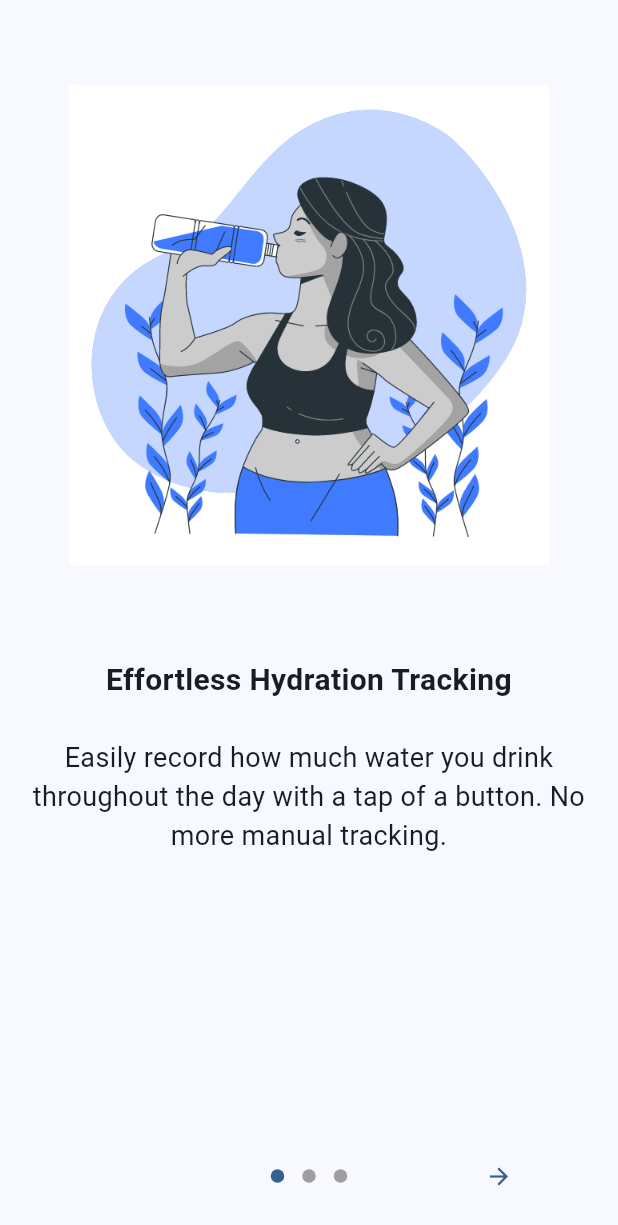
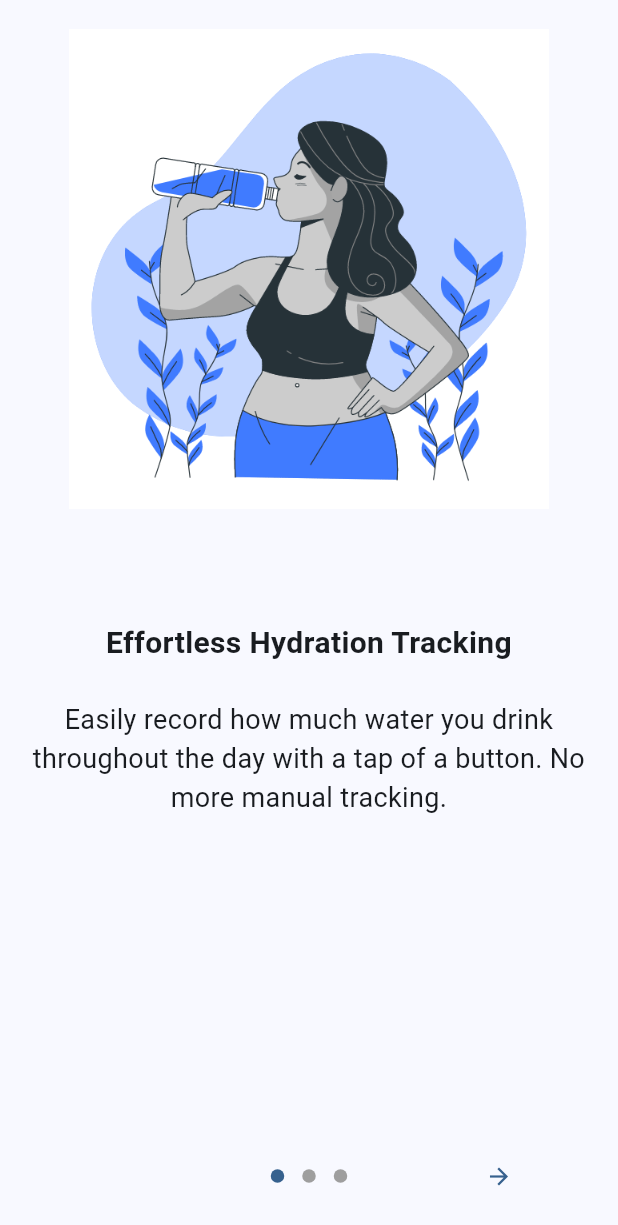
Before and after one commit to kwesinavilot/nsuo_nom, a Flutter app: the screen it shows after launch, on a phone screen of 412 x 824 dp. Shown: the top 1225 px of the screen. Run offline on Flutter 3.47's test engine with Material 3 defaults, Android fonts, the phone set to English and light mode, and no system bars; drawn by our look-alikes of introduction_screen.

Commit message:
Tidied up the props page

```diff
--- a/lib/screens/value_props_screen.dart
+++ b/lib/screens/value_props_screen.dart
@@ -8,8 +8,8 @@ class ValueProps extends StatelessWidget {
   Widget build(BuildContext context) {
     return Scaffold(
       body: Container(
-        // color: Colors.red,
-        padding: const EdgeInsets.only(top: 50.0),
+        color: Colors.red,
+        // margin: const EdgeInsets.onl y(top: 200.0, bottom: 0),
         child: IntroductionScreen(
           pages: [
             PageViewModel(
```
